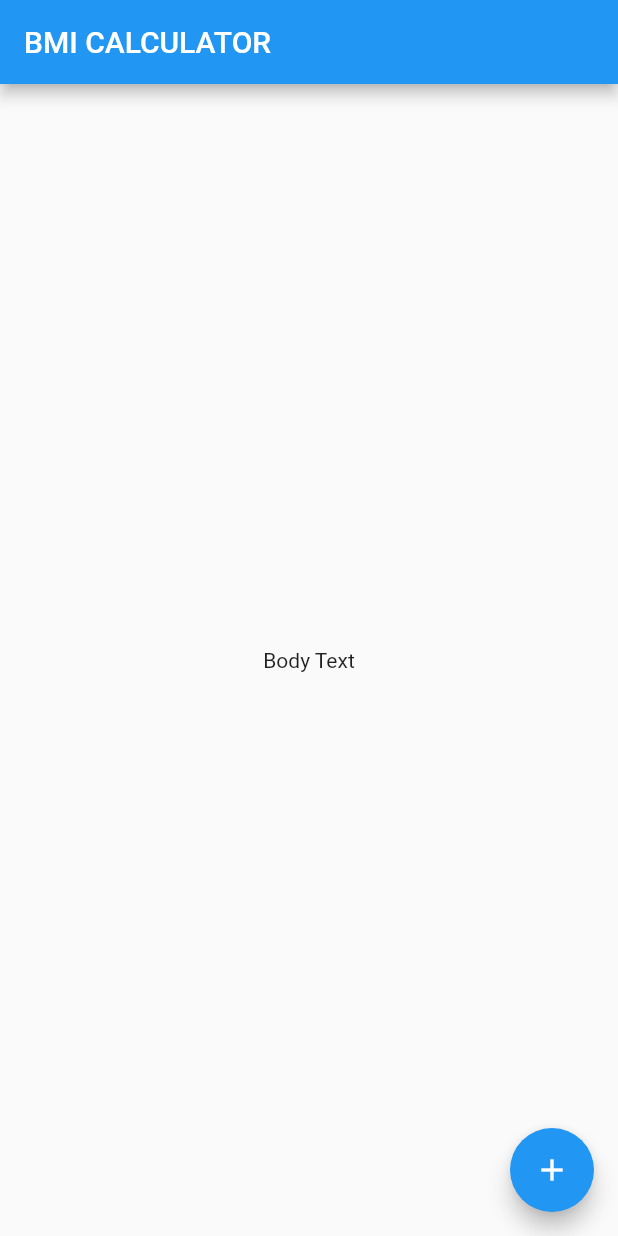
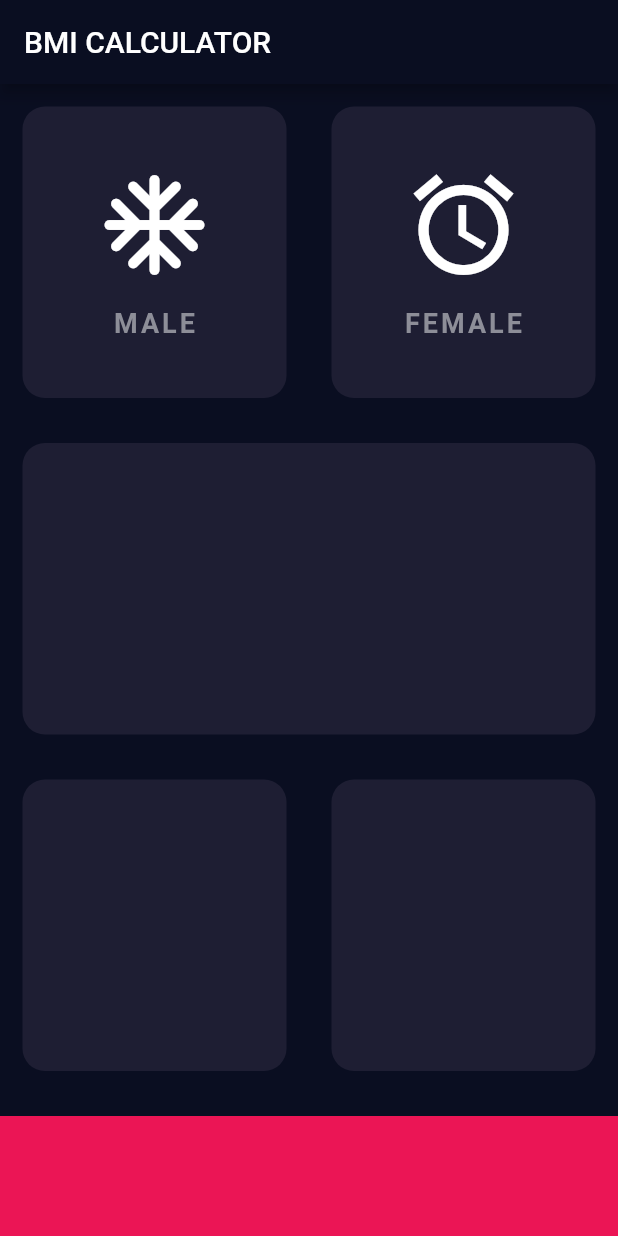
Before and after one commit to if3chi/learningDart, a Flutter app: the screen it shows after launch, on a phone screen of 412 x 824 dp. Run offline on Flutter 3.47's test engine with Material 2 defaults, Android fonts, the phone set to English and light mode, and no system bars; our stand-ins replace audioplayers, rflutter_alert.

Commit message:
D26 BMI app: Completed the structure of the input page.

```diff
--- /dev/null
+++ b/FlutterApps/bmi-calculator-flutter/lib/input_page.dart
@@ -0,0 +1,110 @@
+import 'package:flutter/material.dart';
+
+const activeCardColor = Color(0xff1e1e33);
+const bottomContainerHeight = 80.0;
+const bottomCardColor = Color(0xffeb1555);
+
+class InputPage extends StatefulWidget {
+  @override
+  _InputPageState createState() => _InputPageState();
+}
+
+class _InputPageState extends State<InputPage> {
+  @override
+  Widget build(BuildContext context) {
+    return Scaffold(
+      appBar: AppBar(
+        title: Text('BMI CALCULATOR'),
+      ),
+      body: Column(
+        children: [
+          Expanded(
+            child: Row(
+              children: [
+                ReusableCard(
+                  cardColor: activeCardColor,
+                  cardChild:
+                      CardContent(icon: Icons.ac_unit_rounded, text: 'MALE'),
+                ),
+                ReusableCard(
+                  cardColor: activeCardColor,
+                  cardChild: CardContent(
+                    icon: Icons.access_alarm_sharp,
+                    text: 'FEMALE',
+                  ),
+                ),
+              ],
+            ),
+          ),
+          ReusableCard(cardColor: activeCardColor),
+          Expanded(
+            child: Row(
+              children: [
+                ReusableCard(cardColor: activeCardColor),
+                ReusableCard(cardColor: activeCardColor),
+              ],
+            ),
+          ),
+          Container(
+            height: bottomContainerHeight,
+            width: double.infinity,
+            color: bottomCardColor,
+            margin: EdgeInsets.only(top: 15.0),
+          )
+        ],
+      ),
+    );
+  }
+}
+
+class CardContent extends StatelessWidget {
+  final icon;
+  final text;
+
+  CardContent({@required this.icon, @required this.text});
+
+  @override
+  Widget build(BuildContext context) {
+    return Column(
+      mainAxisAlignment: MainAxisAlignment.center,
+      children: [
+        Icon(
+          icon,
+          size: 80.0,
+        ),
+        SizedBox(
+          height: 15.0,
+        ),
+        Text(
+          text,
+          style: TextStyle(
+            fontSize: 18.0,
+            color: Color(0xff8d8e98),
+            fontWeight: FontWeight.bold,
+            letterSpacing: 2.0,
+          ),
+        )
+      ],
+    );
+  }
+}
+
+class ReusableCard extends StatelessWidget {
+  final Color cardColor;
+  final cardChild;
+  ReusableCard({@required this.cardColor, this.cardChild});
+
+  @override
+  Widget build(BuildContext context) {
+    return Expanded(
+      child: Container(
+        margin: EdgeInsets.all(15.0),
+        decoration: BoxDecoration(
+          color: cardColor,
+          borderRadius: BorderRadius.circular(15.0),
+        ),
+        child: cardChild,
+      ),
+    );
+  }
+}
--- a/FlutterApps/bmi-calculator-flutter/lib/main.dart
+++ b/FlutterApps/bmi-calculator-flutter/lib/main.dart
@@ -1,4 +1,5 @@
 import 'package:flutter/material.dart';
+import 'input_page.dart';
 
 void main() => runApp(BMICalculator());
 
@@ -6,29 +7,11 @@ class BMICalculator extends StatelessWidget {
   @override
   Widget build(BuildContext context) {
     return MaterialApp(
+      theme: ThemeData.dark().copyWith(
+        primaryColor: Color(0xff0a0e21),
+        scaffoldBackgroundColor: Color(0xff0a0e21),
+      ),
       home: InputPage(),
     );
   }
 }
-
-class InputPage extends StatefulWidget {
-  @override
-  _InputPageState createState() => _InputPageState();
-}
-
-class _InputPageState extends State<InputPage> {
-  @override
-  Widget build(BuildContext context) {
-    return Scaffold(
-      appBar: AppBar(
-        title: Text('BMI CALCULATOR'),
-      ),
-      body: Center(
-        child: Text('Body Text'),
-      ),
-      floatingActionButton: FloatingActionButton(
-        child: Icon(Icons.add),
-      ),
-    );
-  }
-}
```
